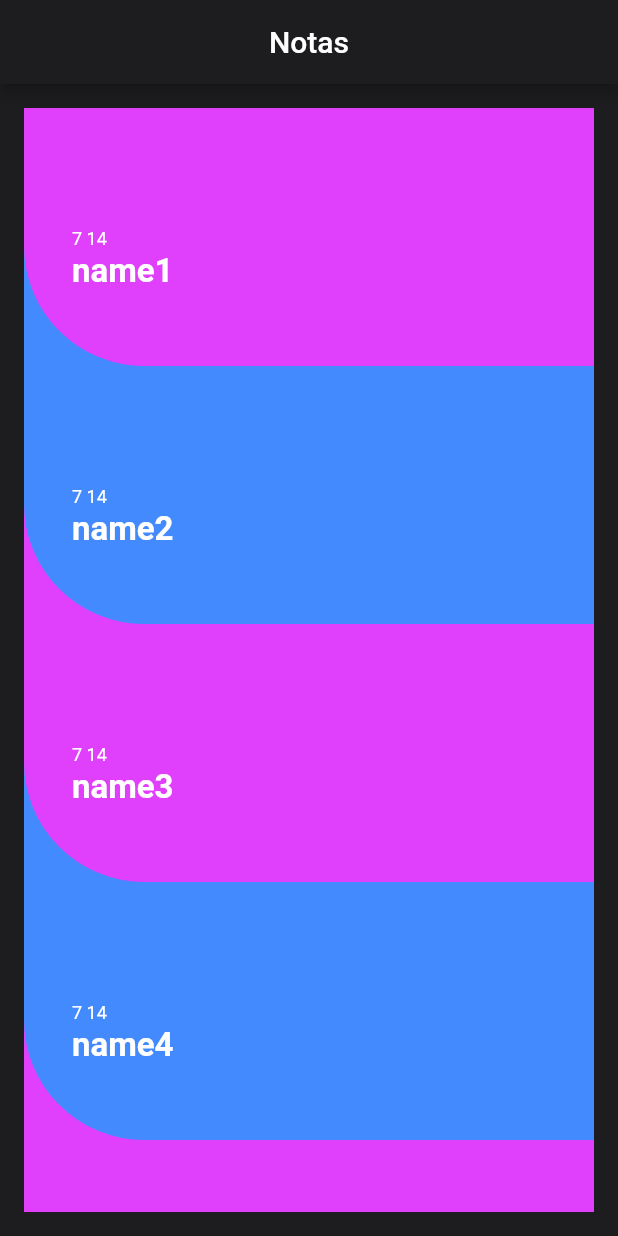
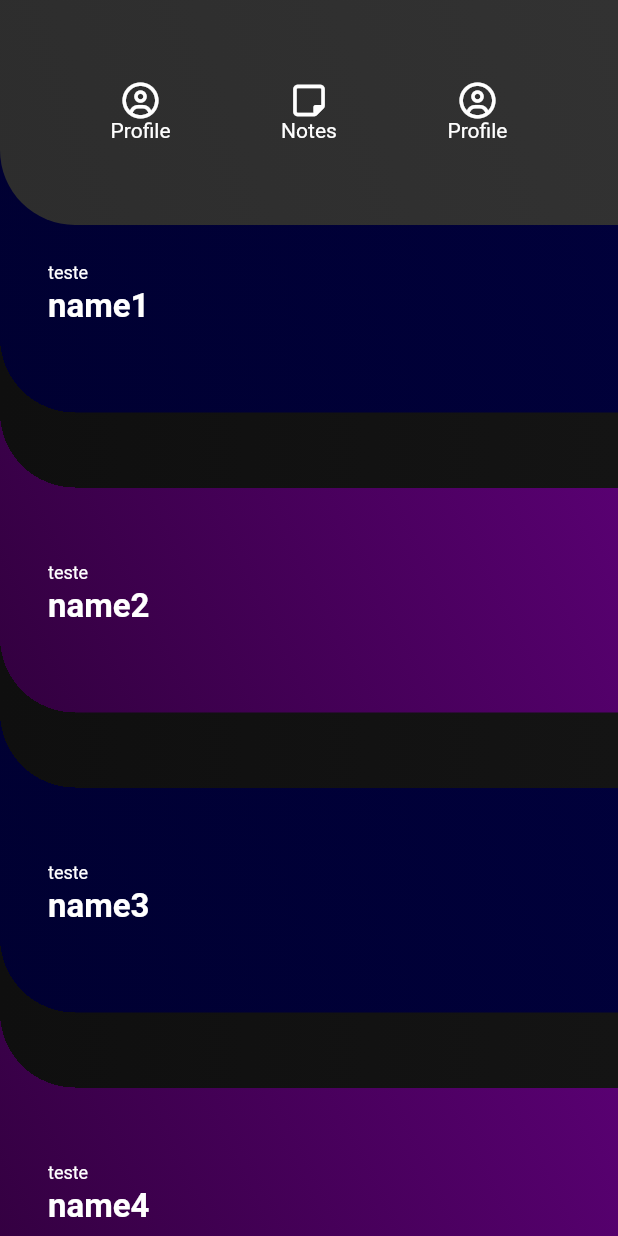
Before and after one commit to lgomes-lgomes/app_bloco_notas, a Flutter app: the screen it shows after launch, on a phone screen of 412 x 824 dp. Run offline on Flutter 3.47's test engine with Material 2 defaults, Android fonts, the light colour scheme and no system bars; our stand-ins replace font_awesome_flutter.

Commit message:
feat: mudanças na tela de listagem e nos componentes

```diff
--- /dev/null
+++ b/lib/components/clips/curved_rectangle_clip.dart
@@ -0,0 +1,33 @@
+import 'package:flutter/cupertino.dart';
+
+class CurvedRectangleClipper extends CustomClipper<Path> {
+  final double offset = 50;
+  @override
+  Path getClip(Size size) {
+    Path path = Path();
+    path.lineTo(0, size.height - offset);
+    var firstEndpoint = Offset(offset, size.height);
+    path.arcToPoint(firstEndpoint,
+        radius: Radius.circular(-offset), clockwise: false);
+
+    path.lineTo(size.width, size.height);
+    path.lineTo(size.width, offset);
+    path.lineTo(offset, offset);
+
+    var secondEndPoint = const Offset(0, 0);
+
+    path.arcToPoint(
+      secondEndPoint,
+      radius: Radius.circular(-offset),
+      clockwise: true,
+    );
+    path.lineTo(0, 0);
+    path.close();
+    return path;
+  }
+
+  @override
+  bool shouldReclip(CustomClipper oldClipper) {
+    return true;
+  }
+}
--- /dev/null
+++ b/lib/components/clips/notes_list_header_clip.dart
@@ -0,0 +1,24 @@
+import 'package:flutter/cupertino.dart';
+
+class NotesListHeaderClip extends CustomClipper<Path> {
+  final double offset = 50;
+  @override
+  Path getClip(Size size) {
+    Path path = Path();
+    path.lineTo(0, size.height - offset);
+    var firstEndpoint = Offset(offset, size.height);
+    path.arcToPoint(firstEndpoint,
+        radius: Radius.circular(-offset), clockwise: false);
+
+    path.lineTo(size.width, size.height);
+    path.lineTo(size.width, 0);
+
+    path.close();
+    return path;
+  }
+
+  @override
+  bool shouldReclip(CustomClipper oldClipper) {
+    return true;
+  }
+}
--- /dev/null
+++ b/lib/components/commom/card_linear_gradient.dart
@@ -0,0 +1,9 @@
+import 'package:flutter/cupertino.dart';
+
+class CardLinearGradient extends LinearGradient {
+  CardLinearGradient({
+    required super.colors,
+    super.begin = Alignment.bottomLeft,
+    super.end = Alignment.topRight,
+  });
+}
--- /dev/null
+++ b/lib/components/commom/enums/card_linear_gradient_color_enum.dart
@@ -0,0 +1,16 @@
+import 'package:flutter/animation.dart';
+
+class CardLinearGradientColorEnum {
+  static List<Color> get DARK_PURPLE => const [
+        Color.fromARGB(250, 51, 0, 64),
+        Color.fromARGB(250, 92, 0, 118),
+      ];
+  static List<Color> get DARK_BLUE => const [
+        Color.fromARGB(250, 0, 0, 50),
+        Color.fromARGB(250, 0, 0, 60),
+      ];
+  static List<Color> get DARK_RED => const [
+        Color(0xff320002),
+        Color(0xff4D0000),
+      ];
+}
--- a/lib/components/note_card_component.dart
+++ b/lib/components/note_card_component.dart
@@ -1,40 +1,41 @@
+import 'package:app_bloco_notas/components/clips/curved_rectangle_clip.dart';
+import 'package:app_bloco_notas/components/commom/card_linear_gradient.dart';
+import 'package:app_bloco_notas/components/commom/enums/card_linear_gradient_color_enum.dart';
 import 'package:app_bloco_notas/models/note_model.dart';
-import 'package:flutter/cupertino.dart';
 import 'package:flutter/material.dart';
 
 class NoteCardComponent extends StatelessWidget {
-  const NoteCardComponent({
-    required this.color,
-    required this.nextColor,
+  NoteCardComponent({
+    super.key,
+    required this.colors,
     required this.note,
+    required this.height,
   });
 
   final NoteModel note;
-  final Color color;
-  final Color nextColor;
+  List<Color> colors;
+  final double height;
 
   @override
   Widget build(BuildContext context) {
-    return Container(
-      color: nextColor,
+    return ClipPath(
+      clipBehavior: Clip.hardEdge,
+      clipper: CurvedRectangleClipper(),
       child: Container(
-        decoration: BoxDecoration(
-          color: color,
-          borderRadius: const BorderRadius.only(
-            bottomLeft: Radius.circular(80.0),
-          ),
-        ),
+        height: height,
         padding: const EdgeInsets.only(
           left: 32,
-          top: 80.0,
-          bottom: 50,
+          top: 100,
+        ),
+        decoration: BoxDecoration(
+          gradient: CardLinearGradient(colors: colors),
         ),
         child: Column(
           crossAxisAlignment: CrossAxisAlignment.start,
           children: <Widget>[
-              Text(
-                '${note.createdAt.weekday.toString()} ${note.createdAt.day}',
-                style: const TextStyle(color: Colors.white, fontSize: 12),
+            const Text(
+              'teste',
+              style: TextStyle(color: Colors.white, fontSize: 12),
             ),
             const SizedBox(
               height: 2,
@@ -44,10 +45,11 @@ class NoteCardComponent extends StatelessWidget {
               style: const TextStyle(
                 color: Colors.white,
                 fontSize: 22,
-                    fontWeight: FontWeight.bold),
+                fontWeight: FontWeight.bold,
               ),
-              Row(),
-            ]),
+            ),
+          ],
+        ),
       ),
     );
   }
--- /dev/null
+++ b/lib/components/notes_list_page_header.dart
@@ -0,0 +1,78 @@
+import 'package:app_bloco_notas/components/clips/notes_list_header_clip.dart';
+import 'package:flutter/material.dart';
+import 'package:font_awesome_flutter/font_awesome_flutter.dart';
+
+class NotesListPageHeader extends StatelessWidget {
+  const NotesListPageHeader({Key? key}) : super(key: key);
+
+  @override
+  Widget build(BuildContext context) {
+    return ClipPath(
+      clipper: NotesListHeaderClip(),
+      child: Container(
+        height: 150,
+        decoration: const BoxDecoration(
+          gradient: LinearGradient(
+            begin: Alignment.bottomLeft,
+            end: Alignment.topRight,
+            colors: [
+              Color.fromARGB(255, 45, 45, 45),
+              Color.fromARGB(255, 50, 50, 50),
+            ],
+          ),
+        ),
+        child: Row(
+          crossAxisAlignment: CrossAxisAlignment.center,
+          mainAxisAlignment: MainAxisAlignment.spaceEvenly,
+          children: [
+            Column(
+              mainAxisAlignment: MainAxisAlignment.center,
+              children: [
+                const Icon(
+                  FontAwesomeIcons.circleUser,
+                  color: Colors.white,
+                ),
+                Text(
+                  'Profile',
+                  style: _getTextStyle(),
+                )
+              ],
+            ),
+            Column(
+              mainAxisAlignment: MainAxisAlignment.center,
+              children: [
+                const Icon(
+                  FontAwesomeIcons.noteSticky,
+                  color: Colors.white,
+                ),
+                Text(
+                  'Notes',
+                  style: _getTextStyle(),
+                )
+              ],
+            ),
+            Column(
+              mainAxisAlignment: MainAxisAlignment.center,
+              children: [
+                const Icon(
+                  FontAwesomeIcons.circleUser,
+                  color: Colors.white,
+                ),
+                Text(
+                  'Profile',
+                  style: _getTextStyle(),
+                )
+              ],
+            ),
+          ],
+        ),
+      ),
+    );
+  }
+
+  TextStyle _getTextStyle() {
+    return TextStyle(
+      color: Colors.white,
+    );
+  }
+}
--- a/lib/pages/notes_list_page.dart
+++ b/lib/pages/notes_list_page.dart
@@ -1,6 +1,10 @@
 import 'dart:math';
 
+import 'package:app_bloco_notas/components/clips/curved_rectangle_clip.dart';
+import 'package:app_bloco_notas/components/commom/enums/card_linear_gradient_color_enum.dart';
 import 'package:app_bloco_notas/components/note_card_component.dart';
+import 'package:app_bloco_notas/components/clips/notes_list_header_clip.dart';
+import 'package:app_bloco_notas/components/notes_list_page_header.dart';
 import 'package:app_bloco_notas/models/note_model.dart';
 import 'package:flutter/material.dart';
 
@@ -39,38 +43,63 @@ class _NotesListPageState extends State<NotesListPage> {
     Colors.purple,
   ]);
 
-  Color color = Color(0xFF448AFF);
-  Color nextColor = Color(0xFFE040FB);
-  Color aux = Color(0);
-
-  // min + Random(). nextInt((max + 1) - min);
+  List<Color> color = CardLinearGradientColorEnum.DARK_BLUE;
+  List<Color> nextColor = CardLinearGradientColorEnum.DARK_PURPLE;
+  List<Color> aux = [];
 
   @override
   Widget build(BuildContext context) {
-    return Scaffold(
-      appBar: AppBar(
-        centerTitle: true,
-        backgroundColor: Theme.of(context).primaryColor,
-        title: const Text('Notas'),
+    return Container(
+      decoration: const BoxDecoration(
+        gradient: LinearGradient(
+          colors: [
+            Color.fromARGB(255, 15, 15, 15),
+            Color.fromARGB(255, 20, 20, 20),
+          ],
+        ),
       ),
-      body: Container(
-        color: const Color(0xff1d1d1f),
-        padding: const EdgeInsets.all(16),
-        child: ListView.builder(
-          itemBuilder: ((context, index) {
-            aux = color;
-            color = nextColor;
-            nextColor = aux;
-
-            return NoteCardComponent(
-              note: notes[index],
-              color: color,
-              nextColor: nextColor,
-            );
-          }),
-          itemCount: notes.length,
+      child: Scaffold(
+        backgroundColor: Colors.transparent,
+        body: LayoutBuilder(
+          builder: (context, constraints) {
+            return buildList(constraints);
+          },
         ),
       ),
     );
   }
+
+  Widget buildList(BoxConstraints constraints) {
+    List<Widget> widgets = [];
+
+    for (NoteModel note in notes) {
+      Widget widget = NoteCardComponent(
+        note: note,
+        colors: color,
+        height: 200,
+      );
+
+      aux = color;
+      color = nextColor;
+      nextColor = aux;
+
+      widgets.add(widget);
+    }
+
+    Widget widgetStack = Stack(
+      children: [
+        Positioned(
+          child: Padding(
+            padding: const EdgeInsets.only(top: 75),
+            child: ListView(children: widgets),
+          ),
+        ),
+        const Positioned(
+          child: NotesListPageHeader(),
+        ),
+      ],
+    );
+
+    return widgetStack;
+  }
 }
```
Lines whose indentation alone changed are shown as unchanged.
